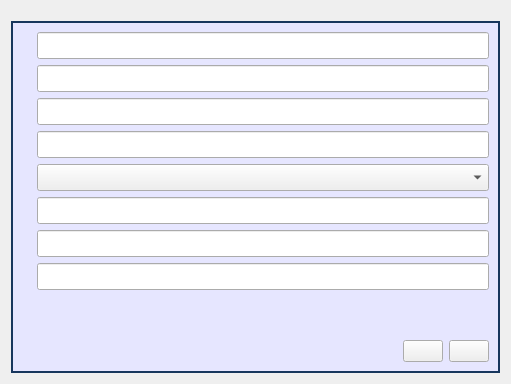
Old version of the form Meter/report.ui in the repository cagavriloaie/WFlowLab.
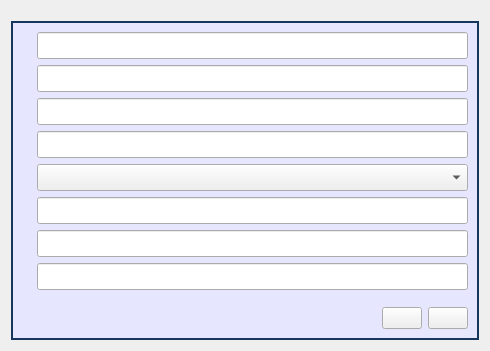
New version of the form. Icons and pictures are not drawn.

Patch:
```diff
--- a/Meter/report.ui
+++ b/Meter/report.ui
@@ -6,10 +6,22 @@
    <rect>
     <x>0</x>
     <y>0</y>
-    <width>511</width>
-    <height>384</height>
+    <width>490</width>
+    <height>351</height>
    </rect>
   </property>
+  <property name="minimumSize">
+   <size>
+    <width>490</width>
+    <height>351</height>
+   </size>
+  </property>
+  <property name="maximumSize">
+   <size>
+    <width>490</width>
+    <height>351</height>
+   </size>
+  </property>
   <property name="windowTitle">
    <string/>
   </property>
```
